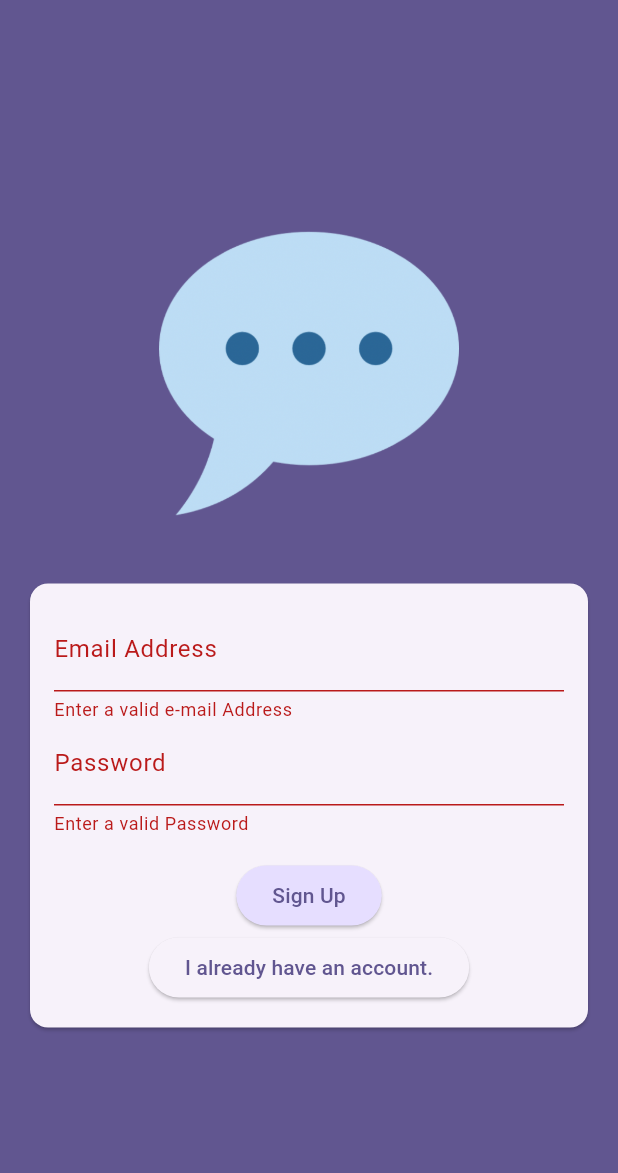
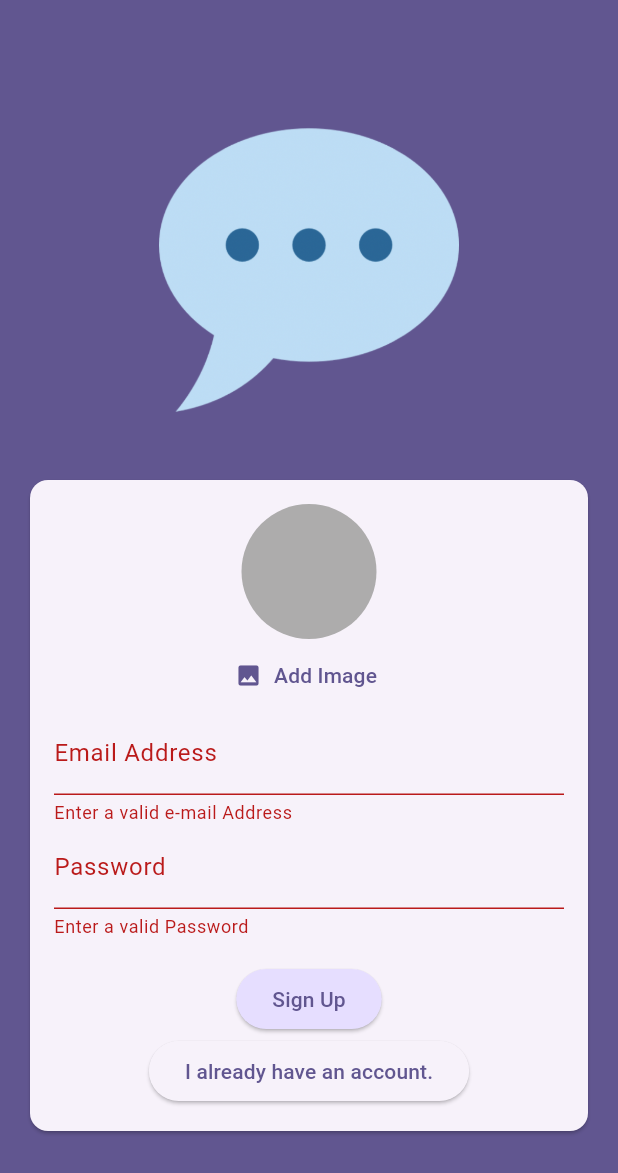
Before and after one commit to Huzaifa-Quadri/Messaging-App, a Flutter app: the screen it shows after launch, after a tap on "Login", after a tap on "Create an Account or Login", on a phone screen of 412 x 824 dp. Shown: the top 1173 px of the screen. Run offline on Flutter 3.47's test engine with Material 3 defaults, Android fonts, the light colour scheme and no system bars; our stand-ins replace firebase_auth, firebase_core, firebase_storage, image_picker; accounts and stored records are empty.

Commit message:
Image capture at login added and imge metadata stored at firebase

```diff
--- a/lib/screens/auth_screen.dart
+++ b/lib/screens/auth_screen.dart
@@ -1,5 +1,9 @@
+import 'dart:io';
 import 'package:firebase_auth/firebase_auth.dart';
+import 'package:firebase_storage/firebase_storage.dart';
 import 'package:flutter/material.dart';
+
+import 'package:messaging_app/widgets/user_image_pick.dart';
 
 final _firebase = FirebaseAuth.instance;
 
@@ -16,29 +20,48 @@ class _AuthenticateScreenState extends State<AuthenticateScreen> {
   var _email_id = '';
   var _password = '';
   var _isLogin = true;
+  File? _pickedImage;
+  var _isLoading = false;
 
   void _onpressedsave() async {
-    if (!_form.currentState!.validate()) {
+
+    if (!_form.currentState!.validate() || !_isLogin && _pickedImage == null) {
+      print('Form is invalid or no image picked');
       return;
     }
 
     _form.currentState!.save();
     try {
+      setState(() {
+        _isLoading = true;
+      });
+
       if (_isLogin) {
-        final userCredentials = await  _firebase.signInWithEmailAndPassword(
+        print('Attempting to sign in...');
+        final userCredentials = await _firebase.signInWithEmailAndPassword(
             email: _email_id, password: _password
         );
-        print(userCredentials);
+        print('Signed in successfully: $userCredentials');
 
       } else {
         final userCredentials = await _firebase.createUserWithEmailAndPassword(
             email: _email_id, password: _password
         );
-        print(userCredentials);
+        // ref give referrence i.e., access to firebase cloud storage. Ref then returns this object that gives us access to this storage service in our Firebase project. And on this object we can call child to, in the end, create a new path in that storage bucket that is, in the end, managed by Firebase.
+        final storageRef = FirebaseStorage.instance
+        .ref()
+        .child('user_profile_images')
+        .child('${userCredentials.user!.uid}.jpeg');
+        //? TO upload the file at specified path generated above
+        await storageRef.putFile(_pickedImage!);
+        final imgUrl = await storageRef.getDownloadURL();
+        print(imgUrl);
+        setState(() {
+          _isLoading = false;
+        });
       }
     } on FirebaseAuthException catch (error) {
-      // if (error.code == 'invalid-email ') {
-
+      // if (error.code == 'invalid-email ') {  //Not doing a specific Error Check
       // }
       if (mounted) {
         //! Avoid BuildContext could become invalid => Asynchronus Gap. /*
@@ -50,6 +73,10 @@ class _AuthenticateScreenState extends State<AuthenticateScreen> {
             content: Text(error.message ?? "Authentication Failed"),
           ),
         );
+        setState(() {
+          _isLoading = false;
+        });
+
       }
     }
   }
@@ -84,6 +111,12 @@ class _AuthenticateScreenState extends State<AuthenticateScreen> {
                       child: Column(
                         mainAxisSize: MainAxisSize.min,
                         children: [
+                          if(!_isLogin)
+                            UserImagePick(
+                              onPickedImage: (File setImage) {
+                                _pickedImage = setImage;
+                              },
+                            ),
                           TextFormField(                         //!  Email Textfield
                             decoration: const InputDecoration(
                                 labelText: 'Email Address'
@@ -112,6 +145,9 @@ class _AuthenticateScreenState extends State<AuthenticateScreen> {
                             onSaved: (value) => _password = value.toString(),
                           ),
                           const SizedBox(height: 16),
+                          if(_isLoading)
+                              const CircularProgressIndicator(),
+                          if(!_isLoading)
                             ElevatedButton(
                               style: ElevatedButton.styleFrom(
                                   backgroundColor: Theme.of(context)
@@ -120,6 +156,7 @@ class _AuthenticateScreenState extends State<AuthenticateScreen> {
                               onPressed: _onpressedsave,
                               child: Text(_isLogin ? 'Login' : "Sign Up"),
                             ),
+                          if(!_isLoading)
                             ElevatedButton(
                               onPressed: () {
                                 setState(() {
@@ -132,6 +169,7 @@ class _AuthenticateScreenState extends State<AuthenticateScreen> {
                                 //Rest closing brackets
                               ),
                           ),
+
                         ],
                       ),
                     ),
--- /dev/null
+++ b/lib/widgets/user_image_pick.dart
@@ -0,0 +1,56 @@
+import 'dart:io';
+import 'package:flutter/material.dart';
+
+import 'package:image_picker/image_picker.dart';
+
+class UserImagePick extends StatefulWidget {
+  const UserImagePick({super.key, required this.onPickedImage});
+
+  final void Function(File setImage) onPickedImage;
+
+  @override
+  State<UserImagePick> createState() => _UserImagePickState();
+}
+
+class _UserImagePickState extends State<UserImagePick> {
+  File? setpickedimage;
+
+  void _getimage() async {
+    final pickedimage = await ImagePicker().pickImage(
+        source: ImageSource.camera, imageQuality: 50, maxHeight: 170);
+
+    if (pickedimage == null) {
+      return;
+    }
+    setState(() {
+      setpickedimage = File(pickedimage.path);
+    });
+
+    widget.onPickedImage(setpickedimage!);
+  }
+
+  @override
+  Widget build(BuildContext context) {
+    return Column(
+      children: [
+        CircleAvatar(
+          radius: 45,
+          backgroundColor: const Color.fromARGB(255, 173, 172, 172),
+          foregroundImage: setpickedimage != null
+              ? FileImage(setpickedimage!) //* FileImage() -> yeilds a image provider and that is whay foreground image want. Image.file() is not used used as it gives widget rather than an Image Provider.
+              : null,
+        ),
+        TextButton.icon(
+          onPressed: () {
+            _getimage();
+          },
+          label: Text(
+            "Add Image",
+            style: TextStyle(color: Theme.of(context).colorScheme.primary),
+          ),
+          icon:const Icon(Icons.image),
+        ),
+      ],
+    );
+  }
+}
--- a/pubspec.yaml
+++ b/pubspec.yaml
@@ -37,6 +37,8 @@ dependencies:
   cupertino_icons: ^1.0.6
   firebase_core: ^3.1.1
   firebase_auth: ^5.1.1
+  image_picker: ^1.1.2
+  firebase_storage: ^12.1.0
 
 dev_dependencies:
   flutter_test:
```
Also changed, not shown: pubspec.lock, 5 other files. Lines whose indentation alone changed are shown as unchanged.
